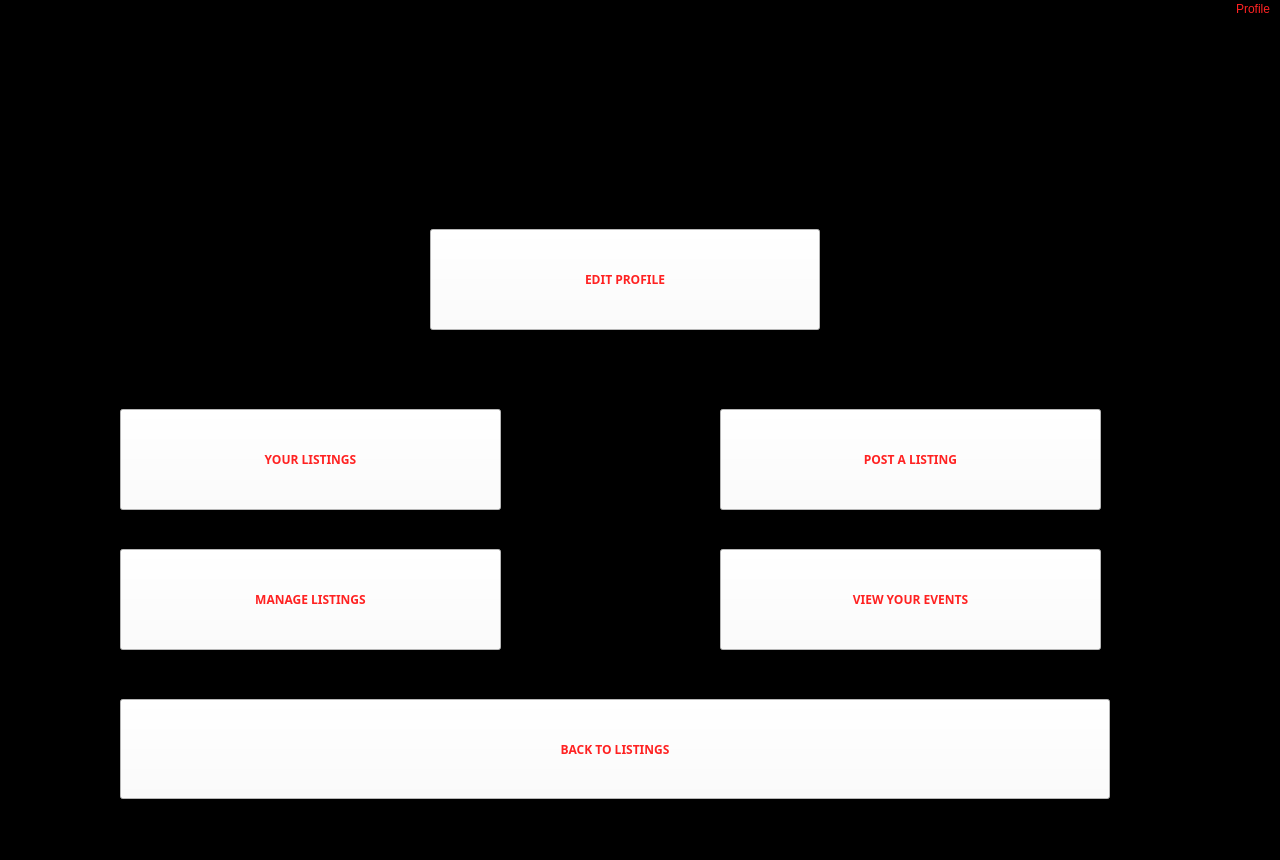
First picture: the form in profile_manager.ui, repository JCMerlino/Hackathon, before the edit.
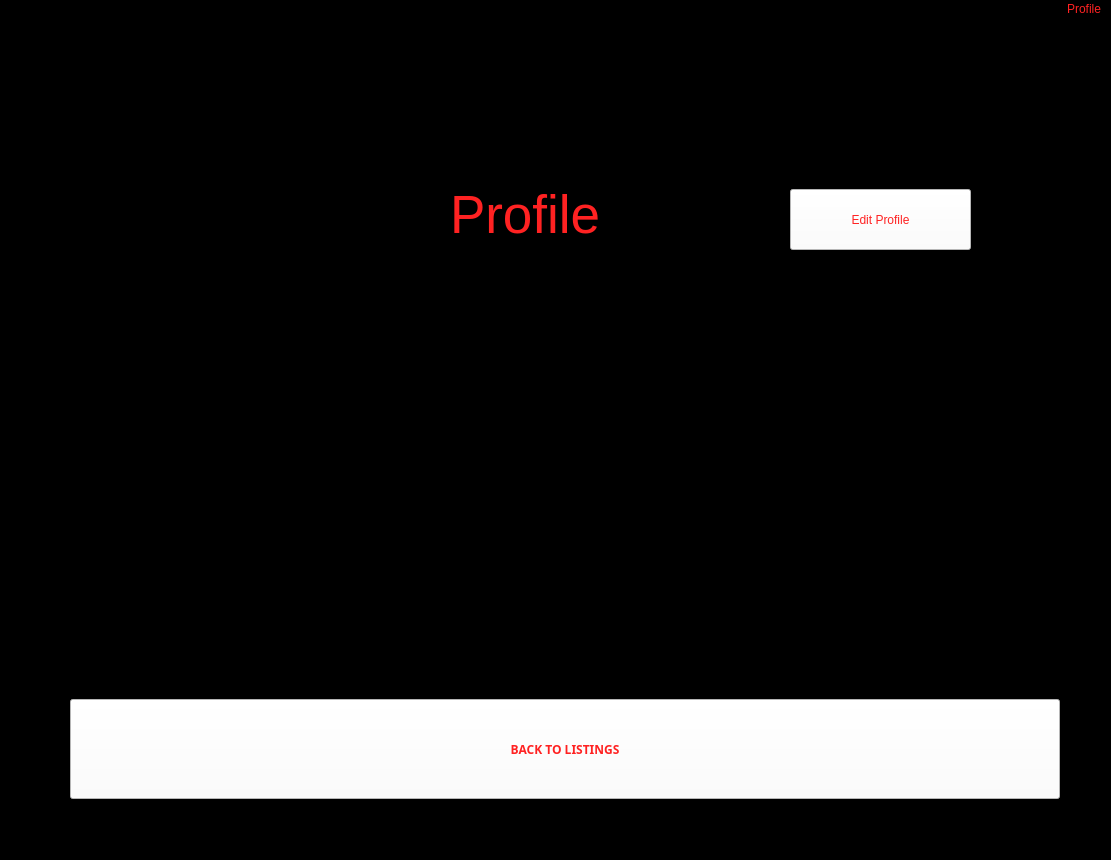
Second picture: the form after the edit. Icons and pictures are not drawn.

```diff
--- a/profile_manager.ui
+++ b/profile_manager.ui
@@ -6,7 +6,7 @@
    <rect>
     <x>0</x>
     <y>0</y>
-    <width>1280</width>
+    <width>1111</width>
     <height>860</height>
    </rect>
   </property>
@@ -40,140 +40,10 @@
      <pixmap>banner.png</pixmap>
     </property>
    </widget>
-   <widget class="QPushButton" name="Edit_profile_Button">
-    <property name="geometry">
-     <rect>
-      <x>430</x>
-      <y>210</y>
-      <width>390</width>
-      <height>101</height>
-     </rect>
-    </property>
-    <property name="font">
-     <font>
-      <family>OCR A Std</family>
-      <weight>75</weight>
-      <bold>true</bold>
-     </font>
-    </property>
-    <property name="cursor">
-     <cursorShape>OpenHandCursor</cursorShape>
-    </property>
-    <property name="styleSheet">
-     <string notr="true">background-color: rgb(255, 255, 255);</string>
-    </property>
-    <property name="text">
-     <string>EDIT PROFILE</string>
-    </property>
-   </widget>
-   <widget class="QPushButton" name="Your_Listings_Button">
-    <property name="geometry">
-     <rect>
-      <x>120</x>
-      <y>390</y>
-      <width>381</width>
-      <height>101</height>
-     </rect>
-    </property>
-    <property name="font">
-     <font>
-      <family>OCR A Std</family>
-      <weight>75</weight>
-      <bold>true</bold>
-     </font>
-    </property>
-    <property name="cursor">
-     <cursorShape>OpenHandCursor</cursorShape>
-    </property>
-    <property name="styleSheet">
-     <string notr="true">background-color: rgb(255, 255, 255);</string>
-    </property>
-    <property name="text">
-     <string>YOUR LISTINGS</string>
-    </property>
-   </widget>
-   <widget class="QPushButton" name="Post_Listing_Button">
-    <property name="geometry">
-     <rect>
-      <x>720</x>
-      <y>390</y>
-      <width>381</width>
-      <height>101</height>
-     </rect>
-    </property>
-    <property name="font">
-     <font>
-      <family>OCR A Std</family>
-      <weight>75</weight>
-      <bold>true</bold>
-     </font>
-    </property>
-    <property name="cursor">
-     <cursorShape>OpenHandCursor</cursorShape>
-    </property>
-    <property name="styleSheet">
-     <string notr="true">background-color: rgb(255, 255, 255);</string>
-    </property>
-    <property name="text">
-     <string>POST A LISTING</string>
-    </property>
-   </widget>
-   <widget class="QPushButton" name="View_Events_Button">
-    <property name="geometry">
-     <rect>
-      <x>720</x>
-      <y>530</y>
-      <width>381</width>
-      <height>101</height>
-     </rect>
-    </property>
-    <property name="font">
-     <font>
-      <family>OCR A Std</family>
-      <weight>75</weight>
-      <bold>true</bold>
-     </font>
-    </property>
-    <property name="cursor">
-     <cursorShape>OpenHandCursor</cursorShape>
-    </property>
-    <property name="styleSheet">
-     <string notr="true">background-color: rgb(255, 255, 255);</string>
-    </property>
-    <property name="text">
-     <string>VIEW YOUR EVENTS</string>
-    </property>
-   </widget>
-   <widget class="QPushButton" name="Manage_Listings_Button">
-    <property name="geometry">
-     <rect>
-      <x>120</x>
-      <y>530</y>
-      <width>381</width>
-      <height>101</height>
-     </rect>
-    </property>
-    <property name="font">
-     <font>
-      <family>OCR A Std</family>
-      <weight>75</weight>
-      <bold>true</bold>
-     </font>
-    </property>
-    <property name="cursor">
-     <cursorShape>OpenHandCursor</cursorShape>
-    </property>
-    <property name="styleSheet">
-     <string notr="true">background-color: rgb(255, 255, 255);</string>
-    </property>
-    <property name="text">
-     <string>MANAGE LISTINGS</string>
-    </property>
-   </widget>
    <widget class="QPushButton" name="Listings_Button">
     <property name="geometry">
      <rect>
-      <x>120</x>
+      <x>70</x>
       <y>680</y>
       <width>990</width>
       <height>100</height>
@@ -196,13 +66,69 @@
      <string>BACK TO LISTINGS</string>
     </property>
    </widget>
+   <widget class="QLabel" name="profile_info_lbl">
+    <property name="geometry">
+     <rect>
+      <x>70</x>
+      <y>250</y>
+      <width>981</width>
+      <height>401</height>
+     </rect>
+    </property>
+    <property name="font">
+     <font>
+      <pointsize>16</pointsize>
+     </font>
+    </property>
+    <property name="text">
+     <string/>
+    </property>
+    <property name="alignment">
+     <set>Qt::AlignCenter</set>
+    </property>
+   </widget>
+   <widget class="QLabel" name="profile_lbl">
+    <property name="geometry">
+     <rect>
+      <x>450</x>
+      <y>160</y>
+      <width>231</width>
+      <height>71</height>
+     </rect>
+    </property>
+    <property name="font">
+     <font>
+      <pointsize>40</pointsize>
+     </font>
+    </property>
+    <property name="text">
+     <string>Profile</string>
+    </property>
+   </widget>
+   <widget class="QPushButton" name="edit_btn">
+    <property name="geometry">
+     <rect>
+      <x>790</x>
+      <y>170</y>
+      <width>181</width>
+      <height>61</height>
+     </rect>
+    </property>
+    <property name="styleSheet">
+     <string notr="true">background-color: rgb(255, 255, 255);
+color: rgb(255, 34, 34);</string>
+    </property>
+    <property name="text">
+     <string>Edit Profile</string>
+    </property>
+   </widget>
   </widget>
   <widget class="QMenuBar" name="menubar">
    <property name="geometry">
     <rect>
      <x>0</x>
      <y>0</y>
-     <width>1280</width>
+     <width>1111</width>
      <height>31</height>
     </rect>
    </property>
```
Left out of the diff: 3 changed lines with no effect on the pictures.
